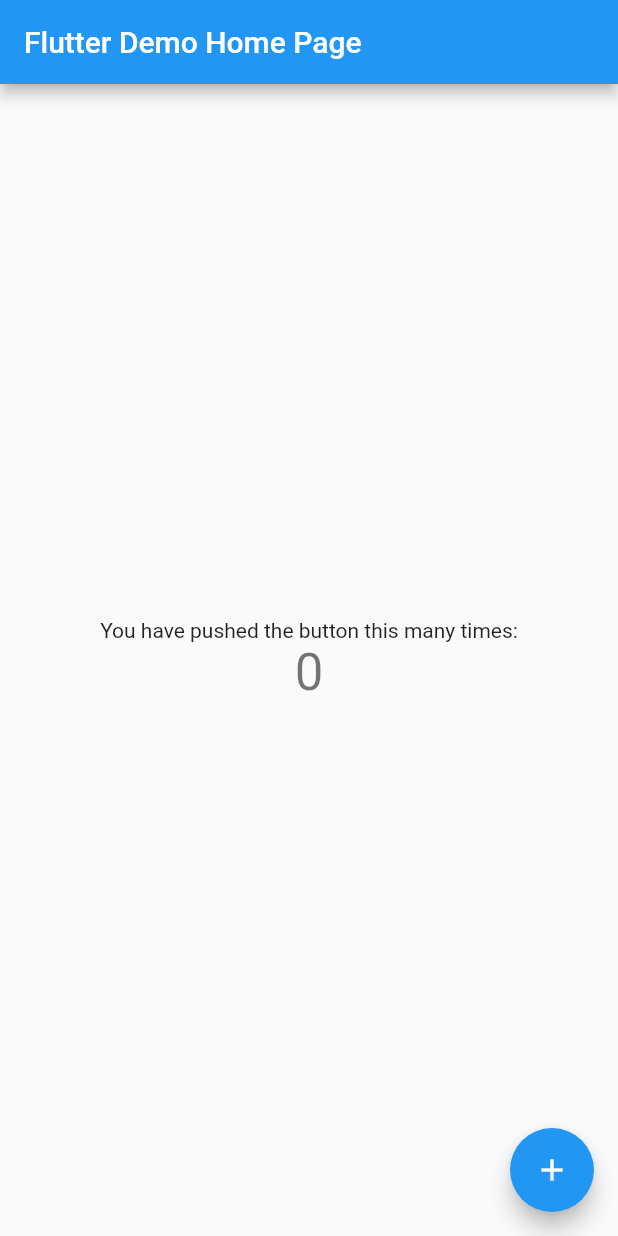
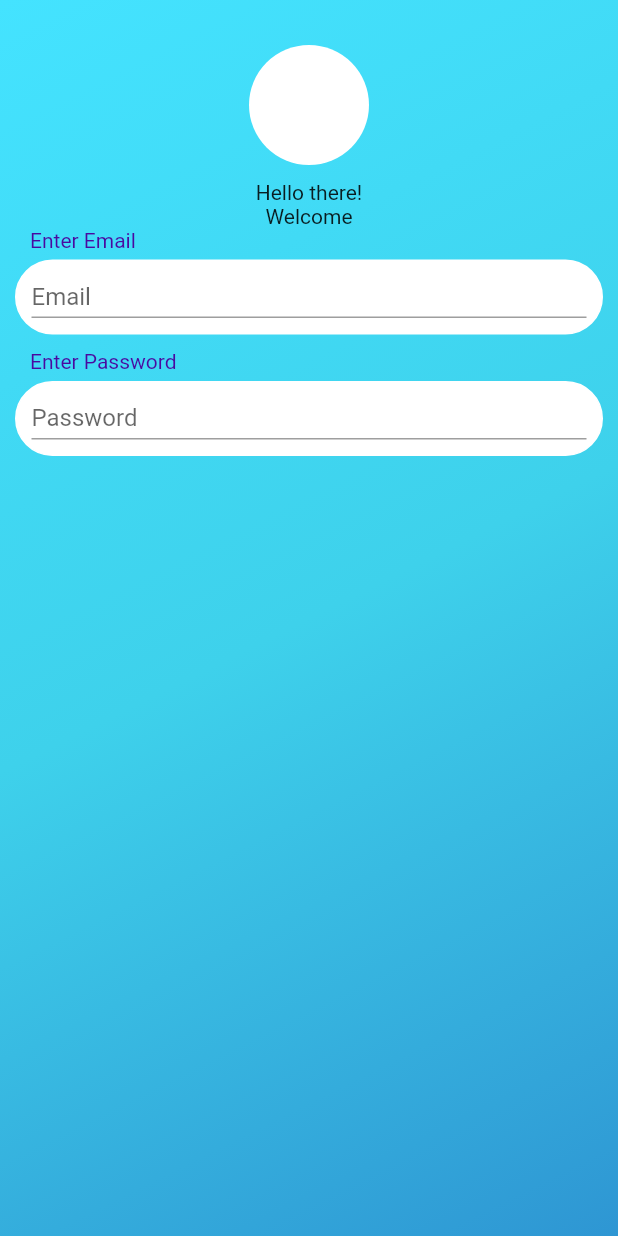
Before and after one commit to sovaamahato/ichat_app, a Flutter app: the screen it shows after launch, on a phone screen of 412 x 824 dp. Run offline on Flutter 3.47's test engine with Material 2 defaults, Android fonts, the phone set to English and light mode, and no system bars; our stand-ins replace google_fonts; missing offline and left inert: dart:html; Roboto replaces fonts that are missing (Alike).

Commit message:
working on login page ui

```diff
--- a/analysis_options.yaml
+++ b/analysis_options.yaml
@@ -7,7 +7,7 @@
 
 # The following line activates a set of recommended lints for Flutter apps,
 # packages, and plugins designed to encourage good coding practices.
-include: package:flutter_lints/flutter.yaml
+#include: package:flutter_lints/flutter.yaml
 
 linter:
   # The lint rules applied to this project can be customized in the
--- /dev/null
+++ b/lib/Authentication/login_page.dart
@@ -0,0 +1,74 @@
+import 'package:flutter/material.dart';
+import 'package:google_fonts/google_fonts.dart';
+import 'package:ichat_app/components/my_textfield.dart';
+
+class LoginPage extends StatefulWidget {
+
+
+  @override
+  State<LoginPage> createState() => _LoginPageState();
+}
+
+class _LoginPageState extends State<LoginPage> {
+   TextEditingController emailController = TextEditingController();
+  TextEditingController passwordController = TextEditingController();
+  @override
+  Widget build(BuildContext context) {
+    return Container(
+      decoration: BoxDecoration(
+          gradient: LinearGradient(
+              begin: Alignment.topLeft,
+              end: Alignment.bottomRight,
+              colors: [
+            Color.fromARGB(255, 68, 227, 255),
+            Color.fromARGB(255, 62, 209, 235),
+            Color.fromARGB(255, 46, 150, 211)
+          ])),
+      child: Scaffold(
+        backgroundColor: Colors.transparent,
+        body: SingleChildScrollView(
+          child: Column(
+            mainAxisAlignment: MainAxisAlignment.center,
+            //crossAxisAlignment: CrossAxisAlignment.start,
+            children: [
+              SizedBox(height: 30,),
+
+
+              Center(child: Container(child: CircleAvatar(
+                radius: 40,
+                backgroundColor: Colors.white),)),
+
+                SizedBox(height: 10,),
+
+Text("Hello there!",style:GoogleFonts.alike(),),
+Text("Welcome"),
+                //email enter------------------------
+              MyTextField(
+                  title: "Enter Email",
+                  hintText: "Email",
+                  leadingIcon: Icon(
+                    Icons.email_outlined,
+
+                  ),
+                  controller: emailController,
+                  obscure:false),
+
+                  SizedBox(height: 10,),
+
+                  MyTextField(
+                  title: "Enter Password",
+
+                  hintText: "Password",
+                  leadingIcon: Icon(
+                    Icons.email_outlined,
+
+                  ),
+                  controller: emailController,
+                  obscure:true),
+            ],
+          ),
+        ),
+      ),
+    );
+  }
+}
--- /dev/null
+++ b/lib/components/my_textfield.dart
@@ -0,0 +1,57 @@
+import 'dart:html';
+
+import 'package:flutter/material.dart';
+
+class MyTextField extends StatelessWidget {
+  final String title;
+  final String hintText;
+  final Icon? leadingIcon;
+  final String? imgPath;
+  final controller;
+  final bool obscure;
+  MyTextField(
+      {required this.title,
+      required this.hintText,
+      this.leadingIcon,
+      required this.obscure,
+      this.imgPath,
+      required this.controller});
+
+  @override
+  Widget build(BuildContext context) {
+    return Column(
+      crossAxisAlignment: CrossAxisAlignment.start,
+      children: [
+        Padding(
+          padding: const EdgeInsets.symmetric(horizontal:10.0),
+          child: Text(
+            title,
+            style: TextStyle(color: Color.fromARGB(255, 74, 9, 160)),
+          ),
+        ),
+        SizedBox(
+          height: 5,
+        ),
+        Container(
+          padding: EdgeInsets.all(10),
+          height: 50,
+          width: MediaQuery.of(context).size.width - 20,
+          decoration: BoxDecoration(
+            borderRadius: BorderRadius.circular(40),
+            color: Colors.white,
+            border: Border.all(
+              color: Colors.white,
+
+            ),
+          ),
+          child: TextField(
+            decoration: InputDecoration(
+              labelText: hintText
+
+              //hintText: hintText,
+              )),
+        ),
+      ],
+    );
+  }
+}
--- a/lib/main.dart
+++ b/lib/main.dart
@@ -1,4 +1,6 @@
 import 'package:flutter/material.dart';
+
+import 'Authentication/login_page.dart';
 
 void main() {
   runApp(const MyApp());
@@ -7,109 +9,8 @@ void main() {
 class MyApp extends StatelessWidget {
   const MyApp({super.key});
 
-  // This widget is the root of your application.
   @override
   Widget build(BuildContext context) {
-    return MaterialApp(
-      title: 'Flutter Demo',
-      theme: ThemeData(
-        // This is the theme of your application.
-        //
-        // Try running your application with "flutter run". You'll see the
-        // application has a blue toolbar. Then, without quitting the app, try
-        // changing the primarySwatch below to Colors.green and then invoke
-        // "hot reload" (press "r" in the console where you ran "flutter run",
-        // or simply save your changes to "hot reload" in a Flutter IDE).
-        // Notice that the counter didn't reset back to zero; the application
-        // is not restarted.
-        primarySwatch: Colors.blue,
-      ),
-      home: const MyHomePage(title: 'Flutter Demo Home Page'),
-    );
+    return MaterialApp(home: LoginPage(),);
   }
 }
-
-class MyHomePage extends StatefulWidget {
-  const MyHomePage({super.key, required this.title});
-
-  // This widget is the home page of your application. It is stateful, meaning
-  // that it has a State object (defined below) that contains fields that affect
-  // how it looks.
-
-  // This class is the configuration for the state. It holds the values (in this
-  // case the title) provided by the parent (in this case the App widget) and
-  // used by the build method of the State. Fields in a Widget subclass are
-  // always marked "final".
-
-  final String title;
-
-  @override
-  State<MyHomePage> createState() => _MyHomePageState();
-}
-
-class _MyHomePageState extends State<MyHomePage> {
-  int _counter = 0;
-
-  void _incrementCounter() {
-    setState(() {
-      // This call to setState tells the Flutter framework that something has
-      // changed in this State, which causes it to rerun the build method below
-      // so that the display can reflect the updated values. If we changed
-      // _counter without calling setState(), then the build method would not be
-      // called again, and so nothing would appear to happen.
-      _counter++;
-    });
-  }
-
-  @override
-  Widget build(BuildContext context) {
-    // This method is rerun every time setState is called, for instance as done
-    // by the _incrementCounter method above.
-    //
-    // The Flutter framework has been optimized to make rerunning build methods
-    // fast, so that you can just rebuild anything that needs updating rather
-    // than having to individually change instances of widgets.
-    return Scaffold(
-      appBar: AppBar(
-        // Here we take the value from the MyHomePage object that was created by
-        // the App.build method, and use it to set our appbar title.
-        title: Text(widget.title),
-      ),
-      body: Center(
-        // Center is a layout widget. It takes a single child and positions it
-        // in the middle of the parent.
-        child: Column(
-          // Column is also a layout widget. It takes a list of children and
-          // arranges them vertically. By default, it sizes itself to fit its
-          // children horizontally, and tries to be as tall as its parent.
-          //
-          // Invoke "debug painting" (press "p" in the console, choose the
-          // "Toggle Debug Paint" action from the Flutter Inspector in Android
-          // Studio, or the "Toggle Debug Paint" command in Visual Studio Code)
-          // to see the wireframe for each widget.
-          //
-          // Column has various properties to control how it sizes itself and
-          // how it positions its children. Here we use mainAxisAlignment to
-          // center the children vertically; the main axis here is the vertical
-          // axis because Columns are vertical (the cross axis would be
-          // horizontal).
-          mainAxisAlignment: MainAxisAlignment.center,
-          children: <Widget>[
-            const Text(
-              'You have pushed the button this many times:',
-            ),
-            Text(
-              '$_counter',
-              style: Theme.of(context).textTheme.headlineMedium,
-            ),
-          ],
-        ),
-      ),
-      floatingActionButton: FloatingActionButton(
-        onPressed: _incrementCounter,
-        tooltip: 'Increment',
-        child: const Icon(Icons.add),
-      ), // This trailing comma makes auto-formatting nicer for build methods.
-    );
-  }
-}
--- a/pubspec.yaml
+++ b/pubspec.yaml
@@ -35,6 +35,8 @@ dependencies:
   # The following adds the Cupertino Icons font to your application.
   # Use with the CupertinoIcons class for iOS style icons.
   cupertino_icons: ^1.0.2
+  google_fonts: ^4.0.4
+
 
 dev_dependencies:
   flutter_test:
```
Also changed, not shown: pubspec.lock, 1 other file.
